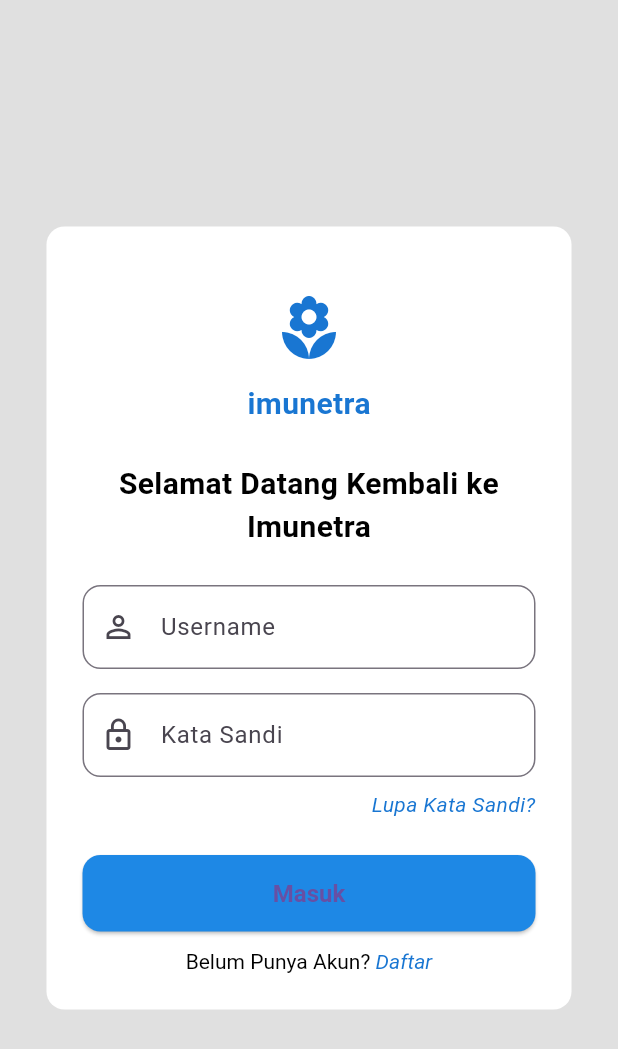
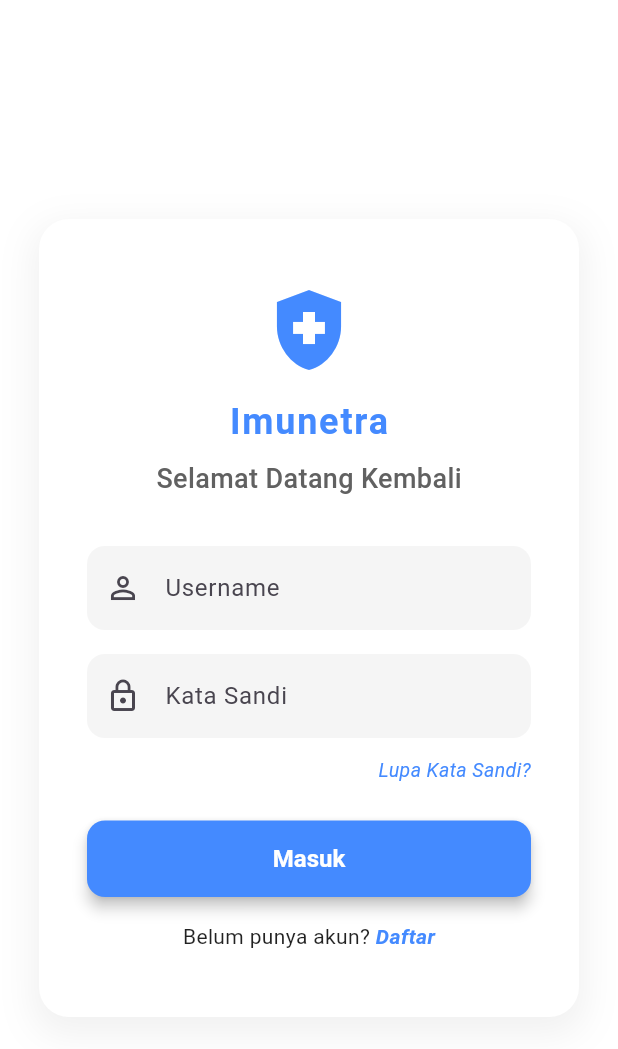
Before and after one commit to habibiezkrillh/imunetra-fe_2, a Flutter app: the screen it shows after launch, on a phone screen of 412 x 824 dp. Shown: the top 1049 px of the screen. Run offline on Flutter 3.47's test engine with Material 3 defaults, Android fonts, the phone set to English and light mode, and no system bars.

Commit message:
Update login.dart

```diff
--- a/frontendtenagamedisimunetra/lib/login.dart
+++ b/frontendtenagamedisimunetra/lib/login.dart
@@ -6,48 +6,59 @@ class LoginPage extends StatelessWidget {
   @override
   Widget build(BuildContext context) {
     return Scaffold(
-      backgroundColor: Colors.grey[300],
+      backgroundColor: Colors.white, // Latar putih penuh
       body: Center(
+        child: SingleChildScrollView(
           child: Container(
-          width: 350,
-          padding: const EdgeInsets.all(24.0),
+            width: 360,
+            padding: const EdgeInsets.all(32.0),
             decoration: BoxDecoration(
               color: Colors.white,
-            borderRadius: BorderRadius.circular(12),
+              borderRadius: BorderRadius.circular(20),
+              boxShadow: [
+                BoxShadow(
+                  color: Colors.grey.withOpacity(0.15),
+                  spreadRadius: 4,
+                  blurRadius: 20,
+                  offset: const Offset(0, 8),
+                ),
+              ],
             ),
             child: Column(
               mainAxisSize: MainAxisSize.min,
               children: [
-              const SizedBox(height: 20),
-              // Logo placeholder
-              Icon(Icons.local_florist, size: 48, color: Colors.blue[700]),
+                const SizedBox(height: 10),
+                Icon(Icons.health_and_safety,
+                    size: 64, color: Colors.blueAccent),
                 const SizedBox(height: 12),
                 Text(
-                "imunetra",
+                  "Imunetra",
                   style: TextStyle(
-                  fontSize: 20,
-                  color: Colors.blue[700],
-                  fontWeight: FontWeight.bold,
+                    fontSize: 24,
+                    color: Colors.blueAccent,
+                    fontWeight: FontWeight.w700,
+                    letterSpacing: 1.2,
                   ),
                 ),
-              const SizedBox(height: 24),
+                const SizedBox(height: 8),
                 Text(
-                "Selamat Datang Kembali ke Imunetra",
-                style: const TextStyle(
-                  fontSize: 20,
-                  fontWeight: FontWeight.bold,
-                  color: Colors.black,
+                  "Selamat Datang Kembali",
+                  style: TextStyle(
+                    fontSize: 18,
+                    color: Colors.grey[700],
+                    fontWeight: FontWeight.w500,
                   ),
-                textAlign: TextAlign.center,
                 ),
-              const SizedBox(height: 24),
+                const SizedBox(height: 32),
                 TextField(
                   decoration: InputDecoration(
                     prefixIcon: const Icon(Icons.person_outline),
                     hintText: "Username",
+                    filled: true,
+                    fillColor: Colors.grey[100],
                     border: OutlineInputBorder(
                       borderRadius: BorderRadius.circular(12),
-                    borderSide: BorderSide(color: Colors.grey.shade300),
+                      borderSide: BorderSide.none,
                     ),
                   ),
                 ),
@@ -57,21 +68,28 @@ class LoginPage extends StatelessWidget {
                   decoration: InputDecoration(
                     prefixIcon: const Icon(Icons.lock_outline),
                     hintText: "Kata Sandi",
+                    filled: true,
+                    fillColor: Colors.grey[100],
                     border: OutlineInputBorder(
                       borderRadius: BorderRadius.circular(12),
-                    borderSide: BorderSide(color: Colors.grey.shade300),
+                      borderSide: BorderSide.none,
                     ),
                   ),
                 ),
-              const SizedBox(height: 8),
+                const SizedBox(height: 12),
                 Align(
                   alignment: Alignment.centerRight,
+                  child: InkWell(
+                    onTap: () {
+                      // aksi lupa sandi
+                    },
                     child: Text(
                       "Lupa Kata Sandi?",
                       style: TextStyle(
-                    fontSize: 14,
-                    color: Colors.blue[700],
+                        fontSize: 13,
+                        color: Colors.blueAccent,
                         fontStyle: FontStyle.italic,
+                      ),
                     ),
                   ),
                 ),
@@ -80,7 +98,8 @@ class LoginPage extends StatelessWidget {
                   width: double.infinity,
                   child: ElevatedButton(
                     style: ElevatedButton.styleFrom(
-                    backgroundColor: Colors.blue[600],
+                      backgroundColor: Colors.blueAccent,
+                      foregroundColor: Colors.white,
                       padding: const EdgeInsets.symmetric(vertical: 16),
                       shape: RoundedRectangleBorder(
                         borderRadius: BorderRadius.circular(12),
@@ -89,29 +108,41 @@ class LoginPage extends StatelessWidget {
                         fontSize: 16,
                         fontWeight: FontWeight.bold,
                       ),
+                      elevation: 4,
                     ),
-                  onPressed: () {},
+                    onPressed: () {
+                      // aksi login
+                    },
                     child: const Text("Masuk"),
                   ),
                 ),
-              const SizedBox(height: 12),
-              RichText(
-                text: TextSpan(
-                  text: "Belum Punya Akun? ",
-                  style: const TextStyle(fontSize: 14, color: Colors.black),
+                const SizedBox(height: 16),
+                Row(
+                  mainAxisAlignment: MainAxisAlignment.center,
                   children: [
-                    TextSpan(
-                      text: "Daftar",
+                    const Text(
+                      "Belum punya akun? ",
+                      style: TextStyle(fontSize: 14, color: Colors.black87),
+                    ),
+                    InkWell(
+                      onTap: () {
+                        // aksi daftar
+                      },
+                      child: Text(
+                        "Daftar",
                         style: TextStyle(
                           fontSize: 14,
-                        color: Colors.blue[700],
+                          color: Colors.blueAccent,
                           fontStyle: FontStyle.italic,
+                          fontWeight: FontWeight.w600,
+                        ),
                       ),
                     ),
                   ],
                 ),
+                const SizedBox(height: 12),
+              ],
             ),
-            ],
           ),
         ),
       ),
```
Lines whose indentation alone changed are shown as unchanged.
